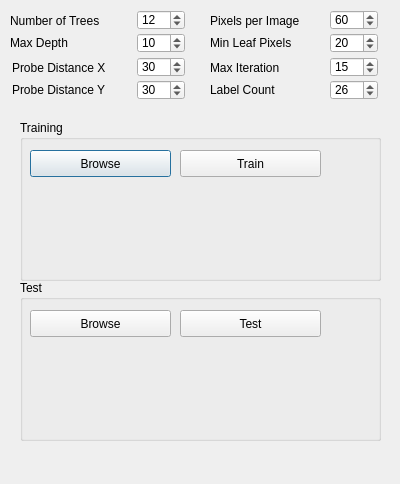
This is forms/rdfdialog.ui in Boazrciasn/RDFramework as Qt 5 draws it before an edit. The edited form follows.
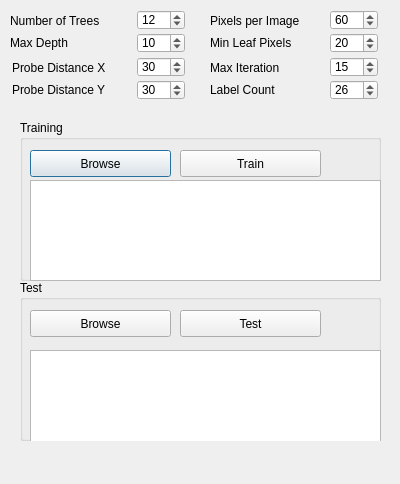
This is the edited form.

Commit message: Image Resizer added. Signal Passing between Ui and Model is Applied

```diff
--- a/forms/rdfdialog.ui
+++ b/forms/rdfdialog.ui
@@ -155,18 +155,15 @@
      <string>Train</string>
     </property>
    </widget>
-   <widget class="QLabel" name="label_train">
+   <widget class="QTextBrowser" name="textBrowser_train">
     <property name="geometry">
      <rect>
-      <x>0</x>
-      <y>70</y>
-      <width>361</width>
-      <height>71</height>
+      <x>10</x>
+      <y>60</y>
+      <width>351</width>
+      <height>101</height>
      </rect>
     </property>
-    <property name="text">
-     <string/>
-    </property>
    </widget>
   </widget>
   <widget class="QGroupBox" name="groupBox_2">
@@ -181,19 +178,6 @@
    <property name="title">
     <string>Test</string>
    </property>
-   <widget class="QLabel" name="label_test">
-    <property name="geometry">
-     <rect>
-      <x>10</x>
-      <y>70</y>
-      <width>361</width>
-      <height>91</height>
-     </rect>
-    </property>
-    <property name="text">
-     <string/>
-    </property>
-   </widget>
    <widget class="QPushButton" name="loadTestData_button">
     <property name="geometry">
      <rect>
@@ -220,6 +204,16 @@
      <string>Test</string>
     </property>
    </widget>
+   <widget class="QTextBrowser" name="textBrowser_test">
+    <property name="geometry">
+     <rect>
+      <x>10</x>
+      <y>70</y>
+      <width>351</width>
+      <height>101</height>
+     </rect>
+    </property>
+   </widget>
   </widget>
   <widget class="QLabel" name="label_PixelsPerImage">
    <property name="geometry">
```
The commit also changes 4 other files.
